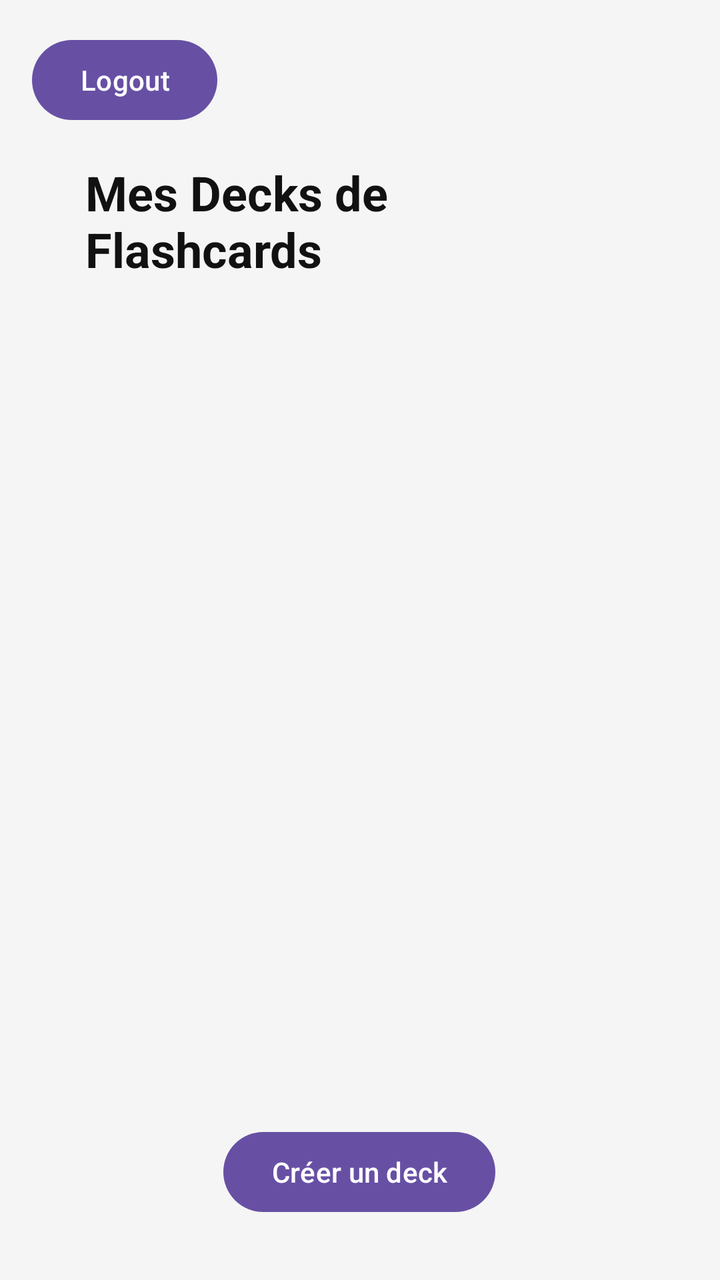
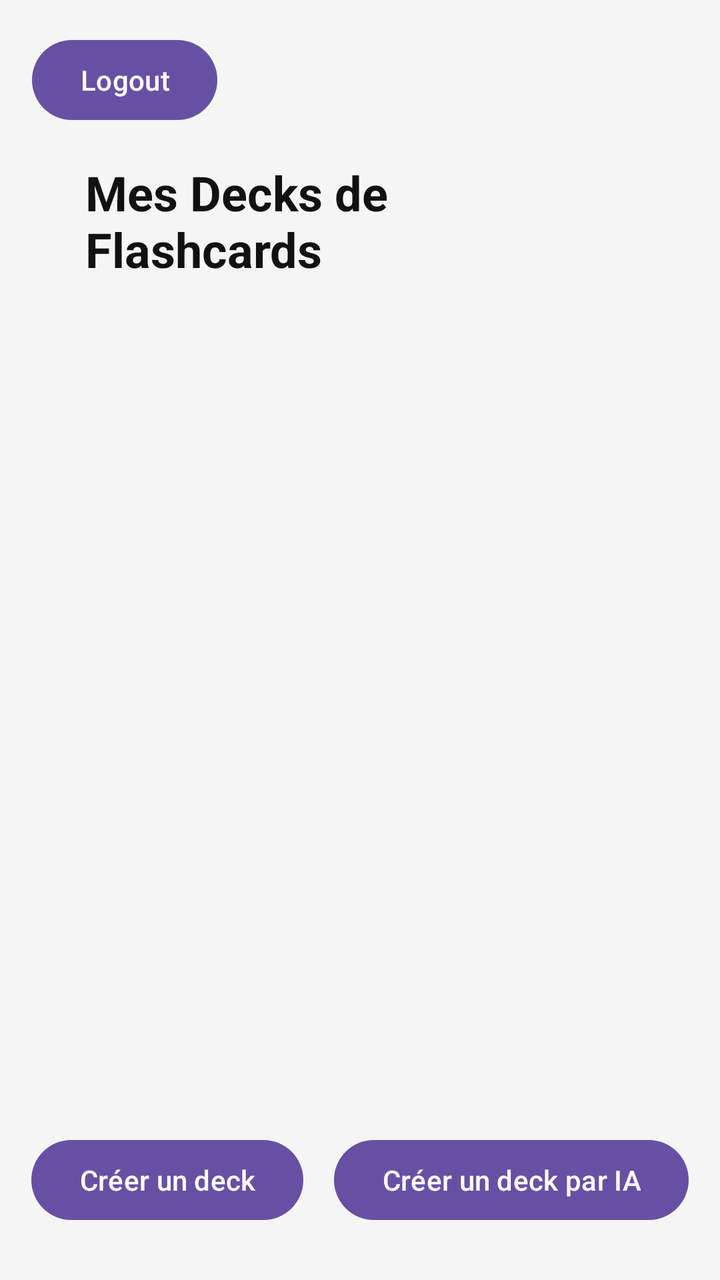

An Android layout rendered at two revisions. The XML below is the earlier revision; the diff shows what the commit changed to produce the second picture.
<!-- AndroidManifest.xml: application theme Theme.FalshCardGenerator -->
<!-- res/layout/activity_main.xml -->
<?xml version="1.0" encoding="utf-8"?>
<androidx.constraintlayout.widget.ConstraintLayout xmlns:android="http://schemas.android.com/apk/res/android"
    xmlns:app="http://schemas.android.com/apk/res-auto"
    xmlns:tools="http://schemas.android.com/tools"
    android:id="@+id/linearLayout2"
    android:layout_width="match_parent"
    android:layout_height="match_parent"
    android:background="#F5F5F5">

    <TextView
        android:id="@+id/textView2"
        android:layout_width="275dp"
        android:layout_height="wrap_content"
        android:layout_marginTop="16dp"
        android:text="Mes Decks de Flashcards"
        android:textColor="#111111"
        android:textSize="24sp"
        android:textStyle="bold"
        app:layout_constraintEnd_toEndOf="parent"
        app:layout_constraintStart_toStartOf="parent"
        app:layout_constraintTop_toBottomOf="@+id/btnLogout" />


    <ScrollView
        android:id="@+id/scrollView2"
        android:layout_width="match_parent"
        android:layout_height="0dp"
        android:layout_marginStart="10dp"
        android:layout_marginTop="30dp"
        android:layout_marginEnd="10dp"
        android:layout_marginBottom="30dp"
        app:layout_constraintBottom_toTopOf="@+id/btnCreateDeck"
        app:layout_constraintEnd_toEndOf="parent"
        app:layout_constraintStart_toStartOf="parent"
        app:layout_constraintTop_toBottomOf="@+id/textView2">

        <LinearLayout
            android:id="@+id/containerDecks"
            android:layout_width="match_parent"
            android:layout_height="wrap_content"
            android:layout_marginTop="16dp"
            android:orientation="vertical" />
    </ScrollView>

    <Button
        android:id="@+id/btnCreateDeck"
        android:layout_width="wrap_content"
        android:layout_height="wrap_content"
        android:layout_marginStart="160dp"
        android:layout_marginEnd="161dp"
        android:layout_marginBottom="30dp"
        android:text="Créer un deck"
        app:layout_constraintBottom_toBottomOf="parent"
        app:layout_constraintEnd_toEndOf="parent"
        app:layout_constraintStart_toStartOf="parent"
        app:layout_constraintTop_toBottomOf="@+id/scrollView2" />

    <Button
        android:id="@+id/btnLogout"
        android:layout_width="wrap_content"
        android:layout_height="wrap_content"
        android:layout_marginStart="16dp"
        android:layout_marginTop="16dp"
        android:text="Logout"
        app:layout_constraintStart_toStartOf="parent"
        app:layout_constraintTop_toTopOf="parent" />


</androidx.constraintlayout.widget.ConstraintLayout>
<!-- resources referenced by this layout -->
<resources>
  <style name="Theme.FalshCardGenerator" parent="Base.Theme.FalshCardGenerator" />
  <style name="Base.Theme.FalshCardGenerator" parent="Theme.Material3.DayNight.NoActionBar">
          
          
      </style>
</resources>

<!-- the commit's change to res/layout/activity_main.xml (unified diff, before → after) -->
@@ -28,8 +28,8 @@
         android:layout_marginStart="10dp"
         android:layout_marginTop="30dp"
         android:layout_marginEnd="10dp"
-        android:layout_marginBottom="30dp"
-        app:layout_constraintBottom_toTopOf="@+id/btnCreateDeck"
+        android:layout_marginBottom="100dp"
+        app:layout_constraintBottom_toBottomOf="parent"
         app:layout_constraintEnd_toEndOf="parent"
         app:layout_constraintStart_toStartOf="parent"
         app:layout_constraintTop_toBottomOf="@+id/textView2">
@@ -46,13 +46,20 @@
         android:id="@+id/btnCreateDeck"
         android:layout_width="wrap_content"
         android:layout_height="wrap_content"
-        android:layout_marginStart="160dp"
-        android:layout_marginEnd="161dp"
-        android:layout_marginBottom="30dp"
         android:text="Créer un deck"
         app:layout_constraintBottom_toBottomOf="parent"
+        app:layout_constraintEnd_toStartOf="@id/btnCreateAiDeck"
+        app:layout_constraintStart_toStartOf="parent"
+        app:layout_constraintTop_toBottomOf="@+id/scrollView2" />
+
+    <Button
+        android:id="@+id/btnCreateAiDeck"
+        android:layout_width="wrap_content"
+        android:layout_height="wrap_content"
+        android:text="Créer un deck par IA"
+        app:layout_constraintBottom_toBottomOf="parent"
         app:layout_constraintEnd_toEndOf="parent"
-        app:layout_constraintStart_toStartOf="parent"
+        app:layout_constraintStart_toEndOf="@+id/btnCreateDeck"
         app:layout_constraintTop_toBottomOf="@+id/scrollView2" />
 
     <Button
